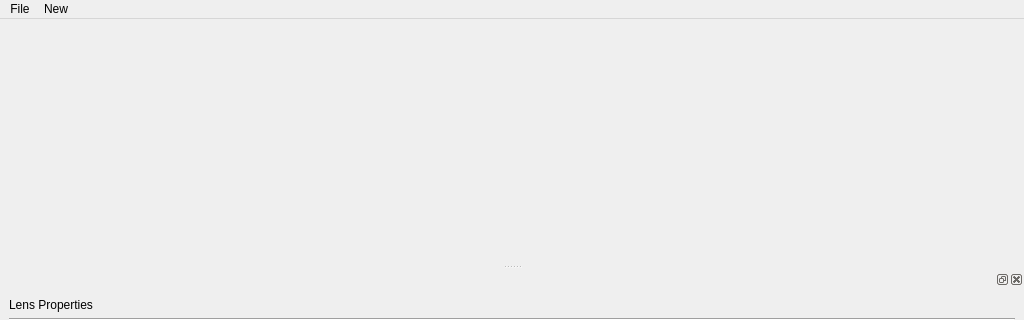
ProPane865/OpticsSimulator, file ui/main.ui: the form before one commit; both pictures show x 0 to 1024 and y 0 to 320 of the 1024 by 768 pixel window.
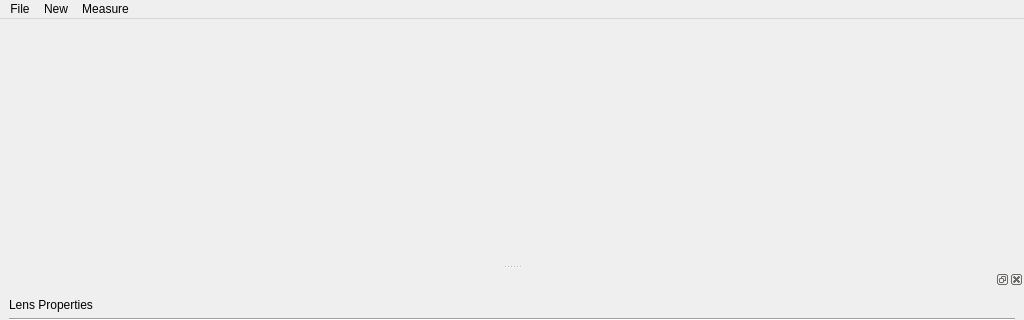
The form after the commit.

Diff of the .ui file:
```diff
--- a/ui/main.ui
+++ b/ui/main.ui
@@ -42,8 +42,15 @@
     </property>
     <addaction name="actionOptical_Element"/>
    </widget>
+   <widget class="QMenu" name="menuMeasure">
+    <property name="title">
+     <string>Measure</string>
+    </property>
+    <addaction name="actionMeasurement_Plane"/>
+   </widget>
    <addaction name="menuFile"/>
    <addaction name="menuNew"/>
+   <addaction name="menuMeasure"/>
   </widget>
   <widget class="QStatusBar" name="statusbar"/>
   <widget class="QDockWidget" name="dockWidget">
```
Left out of the diff: 5 changed lines with no effect on the pictures.
